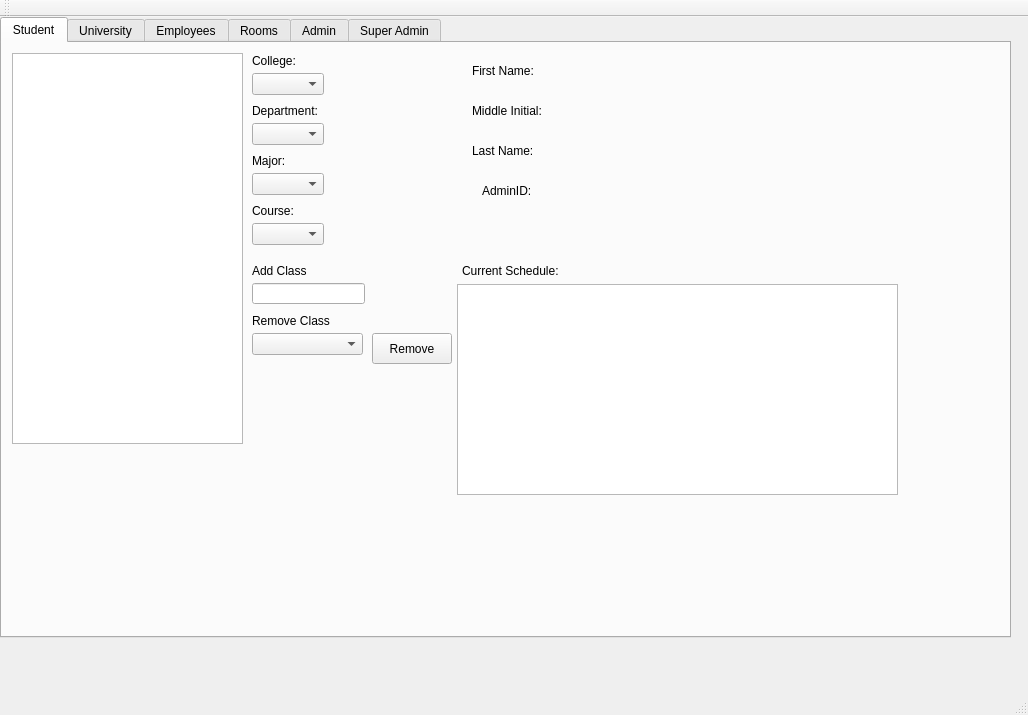
alyssajasminee/343-software-project, file mainwindow.ui: the form before one commit.
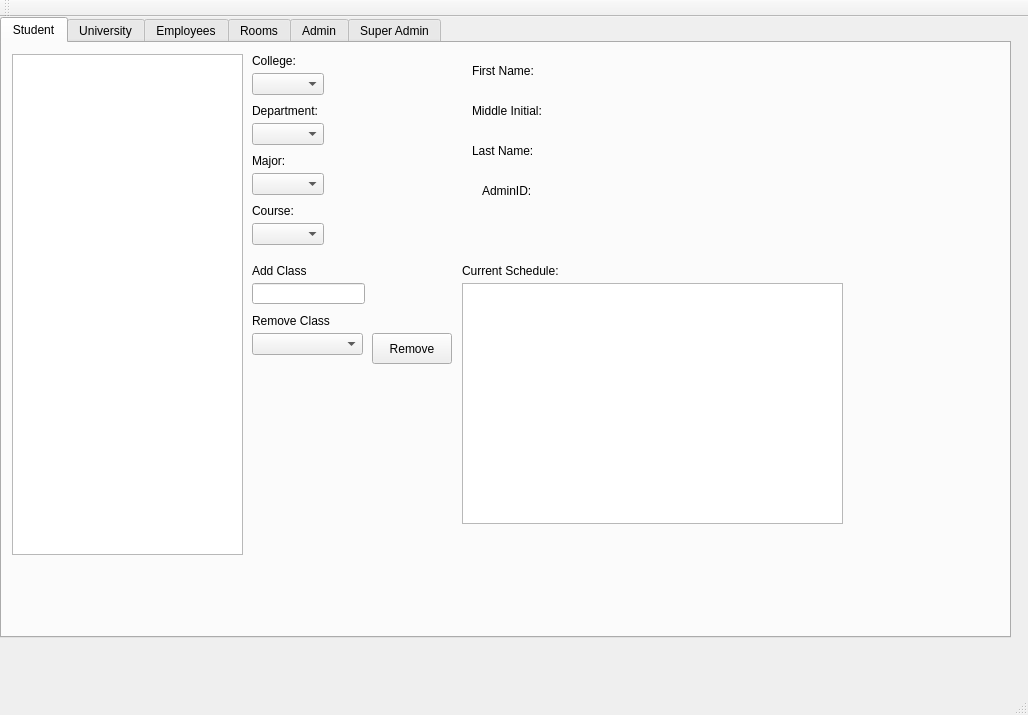
The form after the commit. The open tabs and pages were chosen to show the change.

Commit message:
Implemented table view populations
Implemented table view populations for all table views except student schedule. Had to implement a few more objects and also some database queries.

```diff
--- a/mainwindow.ui
+++ b/mainwindow.ui
@@ -33,27 +33,7 @@
      <attribute name="title">
       <string>Student</string>
      </attribute>
-     <widget class="QTableWidget" name="tableWidget">
-      <property name="geometry">
-       <rect>
-        <x>455</x>
-        <y>241</y>
-        <width>441</width>
-        <height>211</height>
-       </rect>
-      </property>
-     </widget>
-     <widget class="QTableWidget" name="tableWidget_2">
-      <property name="geometry">
-       <rect>
-        <x>10</x>
-        <y>10</y>
-        <width>231</width>
-        <height>391</height>
-       </rect>
-      </property>
-     </widget>
-     <widget class="QComboBox" name="comboBox">
+     <widget class="QComboBox" name="studentCollegeComboBox">
       <property name="geometry">
        <rect>
         <x>250</x>
@@ -269,6 +249,26 @@
        <string>AdminID:</string>
       </property>
      </widget>
+     <widget class="QTableView" name="studentCourseTable">
+      <property name="geometry">
+       <rect>
+        <x>10</x>
+        <y>11</y>
+        <width>231</width>
+        <height>501</height>
+       </rect>
+      </property>
+     </widget>
+     <widget class="QTableView" name="tableView">
+      <property name="geometry">
+       <rect>
+        <x>460</x>
+        <y>240</y>
+        <width>381</width>
+        <height>241</height>
+       </rect>
+      </property>
+     </widget>
     </widget>
     <widget class="QWidget" name="tab_2">
      <attribute name="title">
```
Left out of the diff: 124 changed lines with no effect on the pictures. The commit also changes 13 other files.
